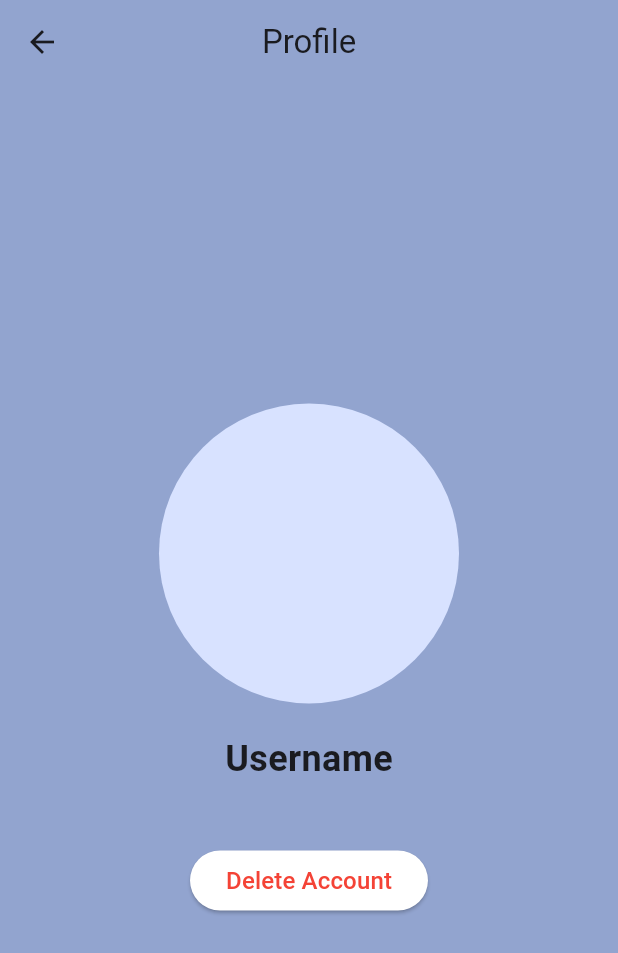
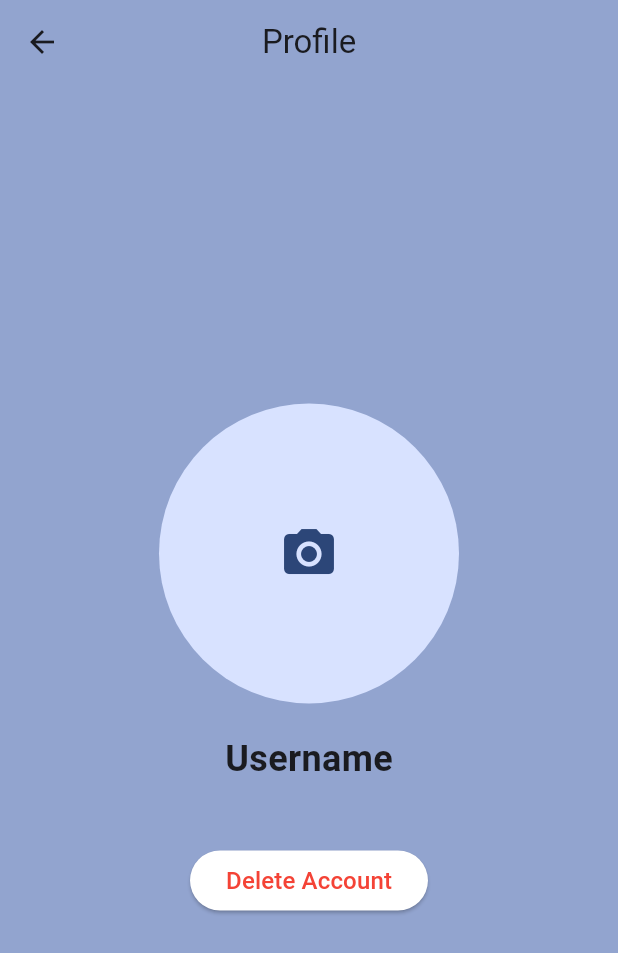
Before and after one commit to Brandon-T-Yates/Flow_Muse, a Flutter app: the ProfilePage screen opened directly, on a phone screen of 412 x 824 dp. Shown: the top 953 px of the screen. Run offline on Flutter 3.47's test engine with Material 3 defaults, Android fonts, the phone set to English and light mode, and no system bars; our stand-ins replace cloud_firestore, firebase_auth, firebase_core, image_picker; accounts and stored records are empty.

Commit message:
profile image adder added

```diff
--- a/lib/screens/profilepage.dart
+++ b/lib/screens/profilepage.dart
@@ -1,10 +1,20 @@
+import 'dart:io';
+
 import 'package:flutter/material.dart';
 import 'package:firebase_auth/firebase_auth.dart';
+import 'package:image_picker/image_picker.dart';
 import '../constants/colors.dart';
 import 'package:test/main.dart';
 
-class ProfilePage extends StatelessWidget {
+class ProfilePage extends StatefulWidget {
   const ProfilePage({Key? key}) : super(key: key);
+
+  @override
+  _ProfilePageState createState() => _ProfilePageState();
+}
+
+class _ProfilePageState extends State<ProfilePage> {
+  File? _image;
 
   @override
   Widget build(BuildContext context) {
@@ -19,8 +29,17 @@ class ProfilePage extends StatelessWidget {
         child: Column(
           mainAxisAlignment: MainAxisAlignment.center,
           children: [
-            const CircleAvatar(
-              radius: 100,
+            InkWell(
+              onTap: () {
+                _showImageDialog(context);
+              },
+              child: CircleAvatar(
+                radius: 100,
+                backgroundImage: _image != null ? FileImage(_image!) : null,
+                child: _image == null
+                    ? const Icon(Icons.camera_alt, size: 40)
+                    : null,
+              ),
             ),
             const SizedBox(height: 20),
             const Text(
@@ -89,4 +108,15 @@ class ProfilePage extends StatelessWidget {
       print(error.toString());
     }
   }
+
+  Future<void> _showImageDialog(BuildContext context) async {
+    final picker = ImagePicker();
+    final pickedFile = await picker.getImage(source: ImageSource.gallery);
+
+    if (pickedFile != null) {
+      setState(() {
+        _image = File(pickedFile.path);
+      });
+    }
+  }
 }
--- a/pubspec.yaml
+++ b/pubspec.yaml
@@ -39,6 +39,8 @@ dependencies:
   cloud_firestore: ^4.13.0
   intl: ^0.17.0
   firebase_auth: ^4.14.0
+  image_picker: ^0.8.4+2
+  firebase_storage: ^11.5.1
 
 dev_dependencies:
   flutter_test:
```
Also changed, not shown: lib/assets/homepage.png (added), lib/assets/profile.png (added), pubspec.lock, 5 other files.
